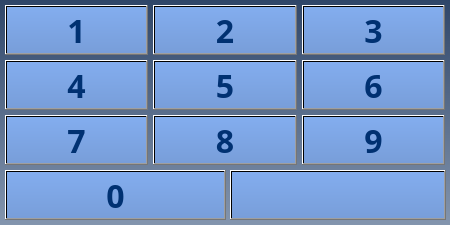
The window that client/GUI/ui/widgets/widget_3_29_keyboard.ui (komrade2801/AutoSklad) describes before a commit, drawn with Qt 5.
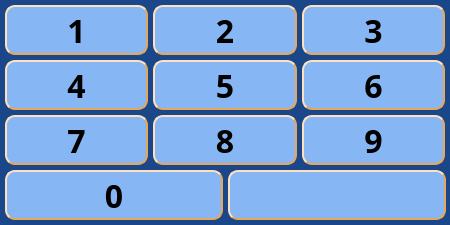
The same window after the commit. Icons and pictures are not drawn.

The edit to the form file:
```diff
--- a/client/GUI/ui/widgets/widget_3_29_keyboard.ui
+++ b/client/GUI/ui/widgets/widget_3_29_keyboard.ui
@@ -14,7 +14,7 @@
    <string>widget_3_29_keyboard</string>
   </property>
   <property name="styleSheet">
-   <string notr="true">background-color: qlineargradient(spread:pad, x1:0.5, y1:0, x2:0.5, y2:1, stop:0 rgba(47, 70, 105, 255), stop:1 rgba(131, 149, 174, 255));</string>
+   <string notr="true">background-color: #1A4789;</string>
   </property>
   <widget class="QPushButton" name="btn_number_7">
    <property name="enabled">
@@ -43,8 +43,12 @@
     </font>
    </property>
    <property name="styleSheet">
-    <string notr="true">background-color: qlineargradient(spread:pad, x1:0.5, y1:0, x2:0.5, y2:1, stop:0 rgba(131, 173, 239, 255), stop:1 rgba(120, 158, 217, 255));
-color: rgb(0, 49, 114);</string>
+    <string notr="true">color: #000000;
+background-color: #86B7F4;
+border-width: 2px;
+border-style: outset;
+border-color: #EAA657;
+border-radius: 10px;</string>
    </property>
    <property name="text">
     <string>7</string>
@@ -83,8 +87,12 @@
     </font>
    </property>
    <property name="styleSheet">
-    <string notr="true">background-color: qlineargradient(spread:pad, x1:0.5, y1:0, x2:0.5, y2:1, stop:0 rgba(131, 173, 239, 255), stop:1 rgba(120, 158, 217, 255));
-color: rgb(0, 49, 114);</string>
+    <string notr="true">color: #000000;
+background-color: #86B7F4;
+border-width: 2px;
+border-style: outset;
+border-color: #EAA657;
+border-radius: 10px;</string>
    </property>
    <property name="text">
     <string>9</string>
@@ -123,8 +131,12 @@
     </font>
    </property>
    <property name="styleSheet">
-    <string notr="true">background-color: qlineargradient(spread:pad, x1:0.5, y1:0, x2:0.5, y2:1, stop:0 rgba(131, 173, 239, 255), stop:1 rgba(120, 158, 217, 255));
-color: rgb(0, 49, 114);</string>
+    <string notr="true">color: #000000;
+background-color: #86B7F4;
+border-width: 2px;
+border-style: outset;
+border-color: #EAA657;
+border-radius: 10px;</string>
    </property>
    <property name="text">
     <string>8</string>
@@ -144,7 +156,7 @@
     <rect>
      <x>5</x>
      <y>170</y>
-     <width>221</width>
+     <width>218</width>
      <height>50</height>
     </rect>
    </property>
@@ -163,8 +175,12 @@
     </font>
    </property>
    <property name="styleSheet">
-    <string notr="true">background-color: qlineargradient(spread:pad, x1:0.5, y1:0, x2:0.5, y2:1, stop:0 rgba(131, 173, 239, 255), stop:1 rgba(120, 158, 217, 255));
-color: rgb(0, 49, 114);</string>
+    <string notr="true">color: #000000;
+background-color: #86B7F4;
+border-width: 2px;
+border-style: outset;
+border-color: #EAA657;
+border-radius: 10px;</string>
    </property>
    <property name="text">
     <string>0</string>
@@ -203,8 +219,12 @@
     </font>
    </property>
    <property name="styleSheet">
-    <string notr="true">background-color: qlineargradient(spread:pad, x1:0.5, y1:0, x2:0.5, y2:1, stop:0 rgba(131, 173, 239, 255), stop:1 rgba(120, 158, 217, 255));
-color: rgb(0, 49, 114);</string>
+    <string notr="true">color: #000000;
+background-color: #86B7F4;
+border-width: 2px;
+border-style: outset;
+border-color: #EAA657;
+border-radius: 10px;</string>
    </property>
    <property name="text">
     <string>5</string>
@@ -243,8 +263,12 @@
     </font>
    </property>
    <property name="styleSheet">
-    <string notr="true">background-color: qlineargradient(spread:pad, x1:0.5, y1:0, x2:0.5, y2:1, stop:0 rgba(131, 173, 239, 255), stop:1 rgba(120, 158, 217, 255));
-color: rgb(0, 49, 114);</string>
+    <string notr="true">color: #000000;
+background-color: #86B7F4;
+border-width: 2px;
+border-style: outset;
+border-color: #EAA657;
+border-radius: 10px;</string>
    </property>
    <property name="text">
     <string>4</string>
@@ -283,8 +307,12 @@
     </font>
    </property>
    <property name="styleSheet">
-    <string notr="true">background-color: qlineargradient(spread:pad, x1:0.5, y1:0, x2:0.5, y2:1, stop:0 rgba(131, 173, 239, 255), stop:1 rgba(120, 158, 217, 255));
-color: rgb(0, 49, 114);</string>
+    <string notr="true">color: #000000;
+background-color: #86B7F4;
+border-width: 2px;
+border-style: outset;
+border-color: #EAA657;
+border-radius: 10px;</string>
    </property>
    <property name="text">
     <string>3</string>
@@ -323,8 +351,12 @@
     </font>
    </property>
    <property name="styleSheet">
-    <string notr="true">background-color: qlineargradient(spread:pad, x1:0.5, y1:0, x2:0.5, y2:1, stop:0 rgba(131, 173, 239, 255), stop:1 rgba(120, 158, 217, 255));
-color: rgb(0, 49, 114);</string>
+    <string notr="true">color: #000000;
+background-color: #86B7F4;
+border-width: 2px;
+border-style: outset;
+border-color: #EAA657;
+border-radius: 10px;</string>
    </property>
    <property name="text">
     <string>2</string>
@@ -363,8 +395,12 @@
     </font>
    </property>
    <property name="styleSheet">
-    <string notr="true">background-color: qlineargradient(spread:pad, x1:0.5, y1:0, x2:0.5, y2:1, stop:0 rgba(131, 173, 239, 255), stop:1 rgba(120, 158, 217, 255));
-color: rgb(0, 49, 114);</string>
+    <string notr="true">color: #000000;
+background-color: #86B7F4;
+border-width: 2px;
+border-style: outset;
+border-color: #EAA657;
+border-radius: 10px;</string>
    </property>
    <property name="text">
     <string>6</string>
@@ -403,8 +439,12 @@
     </font>
    </property>
    <property name="styleSheet">
-    <string notr="true">background-color: qlineargradient(spread:pad, x1:0.5, y1:0, x2:0.5, y2:1, stop:0 rgba(131, 173, 239, 255), stop:1 rgba(120, 158, 217, 255));
-color: rgb(0, 49, 114);</string>
+    <string notr="true">color: #000000;
+background-color: #86B7F4;
+border-width: 2px;
+border-style: outset;
+border-color: #EAA657;
+border-radius: 10px;</string>
    </property>
    <property name="text">
     <string>1</string>
@@ -422,9 +462,9 @@
    </property>
    <property name="geometry">
     <rect>
-     <x>230</x>
+     <x>228</x>
      <y>170</y>
-     <width>216</width>
+     <width>218</width>
      <height>50</height>
     </rect>
    </property>
@@ -443,8 +483,12 @@
     </font>
    </property>
    <property name="styleSheet">
-    <string notr="true">background-color: qlineargradient(spread:pad, x1:0.5, y1:0, x2:0.5, y2:1, stop:0 rgba(131, 173, 239, 255), stop:1 rgba(120, 158, 217, 255));
-color: rgb(0, 49, 114);</string>
+    <string notr="true">color: #000000;
+background-color: #86B7F4;
+border-width: 2px;
+border-style: outset;
+border-color: #EAA657;
+border-radius: 10px;</string>
    </property>
    <property name="text">
     <string/>
```
